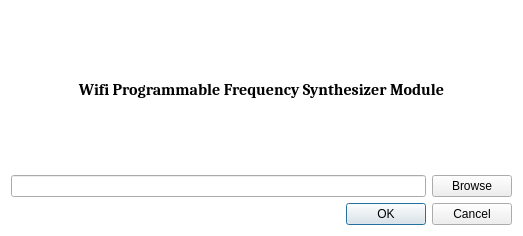
Above: GUI_fix.ui from jsochacki/Wireless_Controller_CC3200 before the change. Below: the same form after it.
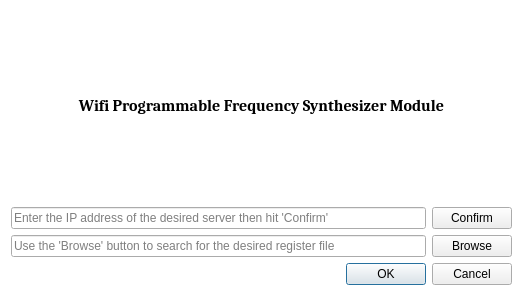
That is the form after the change. Icons and pictures are not drawn.

Commit message:
Incorporated IP config function to GUI
The GUI now allows the user to set the IP address of the server so the client program can connect to whatever server it wants

Diff of the .ui file:
```diff
--- a/GUI_fix.ui
+++ b/GUI_fix.ui
@@ -7,7 +7,7 @@
     <x>0</x>
     <y>0</y>
     <width>523</width>
-    <height>236</height>
+    <height>296</height>
    </rect>
   </property>
   <property name="windowTitle">
@@ -22,17 +22,21 @@
 }</string>
   </property>
   <layout class="QGridLayout" name="gridLayout">
-   <item row="4" column="0">
-    <widget class="QLineEdit" name="lineEdit"/>
+   <item row="5" column="0">
+    <widget class="QLineEdit" name="lineEdit">
+     <property name="placeholderText">
+      <string>Use the 'Browse' button to search for the desired register file</string>
+     </property>
+    </widget>
    </item>
-   <item row="4" column="1">
+   <item row="5" column="1">
     <widget class="QPushButton" name="BrowseButton">
      <property name="text">
       <string>Browse</string>
      </property>
     </widget>
    </item>
-   <item row="5" column="0" colspan="2">
+   <item row="6" column="0" colspan="2">
     <widget class="QDialogButtonBox" name="OKbuttonBox">
      <property name="orientation">
       <enum>Qt::Horizontal</enum>
@@ -70,6 +74,26 @@
      </property>
     </widget>
    </item>
+   <item row="4" column="0">
+    <widget class="QLineEdit" name="IPlineEdit">
+     <property name="styleSheet">
+      <string notr="true"/>
+     </property>
+     <property name="placeholderText">
+      <string>Enter the IP address of the desired server then hit 'Confirm'</string>
+     </property>
+     <property name="clearButtonEnabled">
+      <bool>false</bool>
+     </property>
+    </widget>
+   </item>
+   <item row="4" column="1">
+    <widget class="QPushButton" name="ConfirmButton">
+     <property name="text">
+      <string>Confirm</string>
+     </property>
+    </widget>
+   </item>
   </layout>
  </widget>
  <resources>
```
The commit also changes 2 other files.
